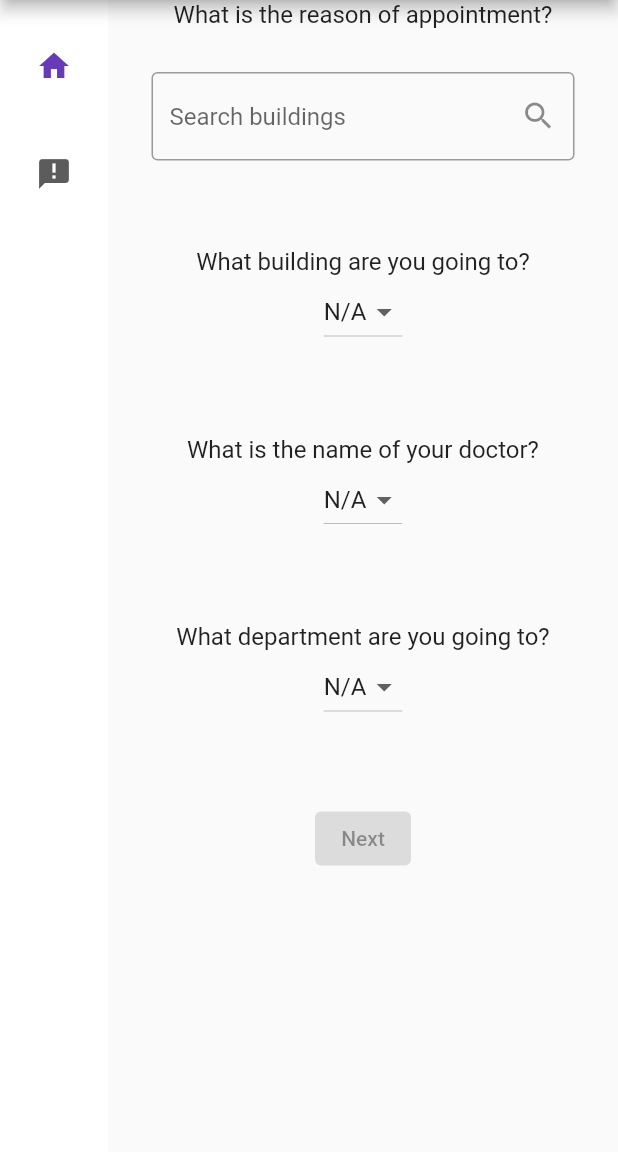
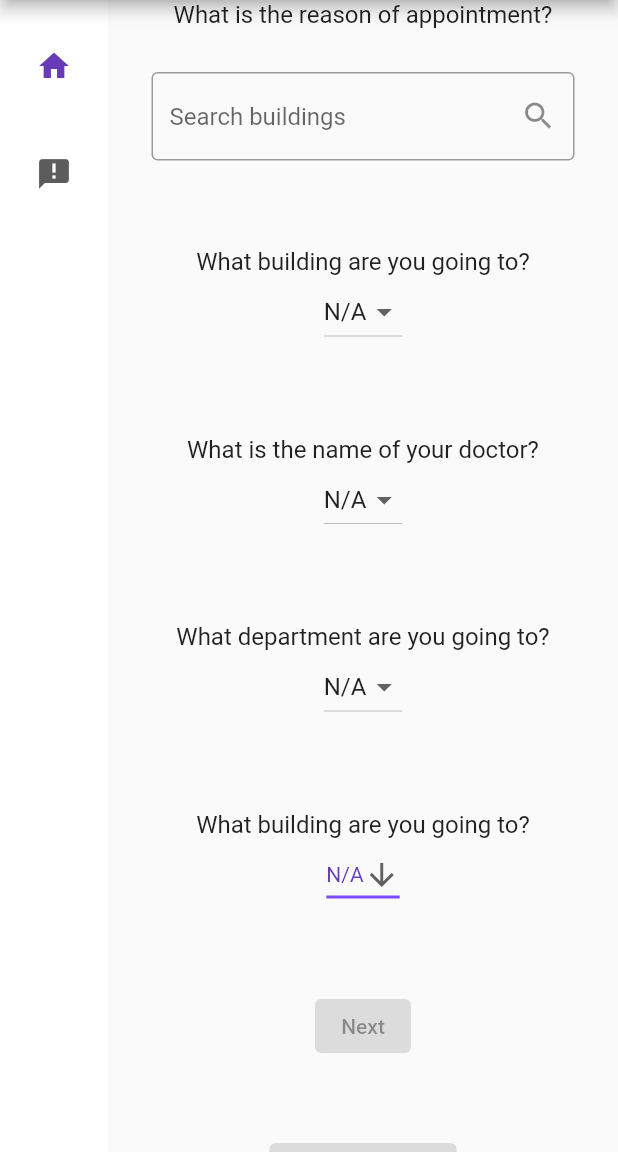
Before and after one commit to zzberries/flutter_test1, a Flutter app: the screen it shows after launch, on a phone screen of 412 x 824 dp, the part 84-1236 px from its top. Run offline on Flutter 3.47's test engine with Material 2 defaults, Android fonts, the light colour scheme and no system bars; our stand-ins replace cloud_firestore, firebase_core, firebase_storage, flutter_compass, flutter_map, google_fonts and 1 more; missing offline and left inert: floating_overlay, latlng; accounts and stored records are empty.

Commit message:
created seleciton page outline

```diff
--- a/lib/home_page.dart
+++ b/lib/home_page.dart
@@ -4,7 +4,10 @@ import 'package:flutter_workspace/firestore_collections/Doctor.dart';
 
 import 'firestore_collections/Building.dart';
 import 'firestore_collections/Department.dart';
+import 'package:google_fonts/google_fonts.dart';
+
 import 'map_page.dart';
+import 'choice_page.dart';
 
 
 class MyHomePage extends StatefulWidget {
@@ -351,8 +354,9 @@ class _SearchPageState extends State<SearchPage> {
                             toFirestore: (Department d, _) => d.toFirestore())
                         .snapshots(),
                     builder: (context, snapshot) {
-                      if (!snapshot.hasData)
+                      if (!snapshot.hasData) {
                         return const CircularProgressIndicator();
+                      }
                       return DropdownButton(
                         items: [
                           const DropdownMenuItem(
@@ -381,6 +385,60 @@ class _SearchPageState extends State<SearchPage> {
             ),
             Container(
               margin: const EdgeInsets.all(24),
+
+              padding: const EdgeInsets.all(5),
+              width: 400,
+              child: Column(
+                children: [
+                  const Text('What building are you going to?',
+                      textAlign: TextAlign.center,
+                      style: TextStyle(
+                        fontSize: 16, // set the font size to 16
+                      )),
+                  StreamBuilder(
+                    stream: FirebaseFirestore.instance
+                        .collection('buildings')
+                        .withConverter(
+                            fromFirestore: Building.fromFirestore,
+                            toFirestore: (Building b, _) => b.toFirestore())
+                        .snapshots(),
+                    builder: (context, snapshot) {
+                      if (!snapshot.hasData) {
+                        return const CircularProgressIndicator();
+                      }
+                      return DropdownButton(
+                        value: _buildingName,
+                        icon: const Icon(Icons.arrow_downward),
+                        elevation: 16,
+                        style: const TextStyle(color: Colors.deepPurple),
+                        underline: Container(
+                          height: 2,
+                          color: Colors.deepPurpleAccent,
+                        ),
+                        onChanged: (String? newValue) {
+                          setState(() {
+                            _buildingName = newValue!;
+                          });
+                        },
+                        items: [
+                          const DropdownMenuItem(
+                              value: 'N/A', child: Text('N/A')),
+                          ...snapshot.data!.docs.map((e) {
+                            var d = e.data();
+                            return DropdownMenuItem(
+                              value: d.buildingName,
+                              child: Text(d.buildingName),
+                            );
+                          }).toList(),
+                        ],
+                      );
+                    },
+                  ),
+                ],
+              ),
+            ),
+            Container(
+              margin: const EdgeInsets.all(24),
               child: ElevatedButton(
                 onPressed: !(_doctorName == 'N/A' &&
                         _departmentName == 'N/A' &&
@@ -397,6 +455,23 @@ class _SearchPageState extends State<SearchPage> {
 
               ),
             ),
+            Container(
+              margin: const EdgeInsets.all(24),
+              child: ElevatedButton(
+                onPressed: !(_doctorName == 'N/A' &&
+                    _doctorName == _buildingName &&
+                    _doctorName == _departmentName)
+                    ? () {
+                  Navigator.push(
+                    context,
+                    MaterialPageRoute(
+                        builder: (context) => const ChoicePage()),
+                  );
+                }
+                    : null,
+                child: const Text('Selection page'),
+              ),
+            )
           ],
         ),
       ],
--- a/lib/main.dart
+++ b/lib/main.dart
@@ -1,14 +1,18 @@
 import 'package:firebase_core/firebase_core.dart';
 import 'package:flutter/material.dart';
+import 'package:firebase_storage/firebase_storage.dart';
 
 import 'firebase_options.dart';
 import 'home_page.dart';
+import 'package:google_fonts/google_fonts.dart';
+
 
 void main() async {
   WidgetsFlutterBinding.ensureInitialized();
   await Firebase.initializeApp(
     options: DefaultFirebaseOptions.currentPlatform,
   );
+
   runApp(const MyApp());
 }
 
```
Also changed, not shown: lib/choice_page.dart (added, +170 -0 lines), lib/map_page.dart (+21 -129 lines), pubspec.yaml (+10 -10 lines), lib/final-destination-page.dart (deleted), pubspec.lock, 3 other files.
